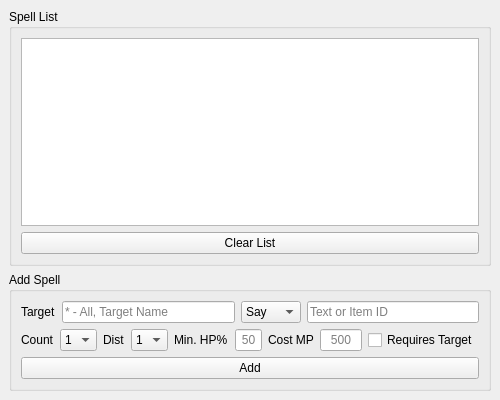
Above: MVC/View/Spells/SpellsView.ui from enzerah/EasyBot_GUI before the change. Below: the same form after it.
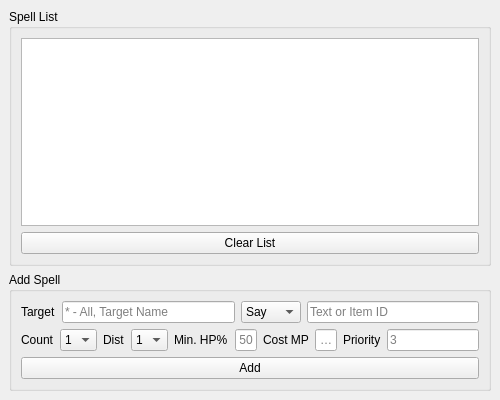
That is the form after the change.

The edit to the form file:
```diff
--- a/MVC/View/Spells/SpellsView.ui
+++ b/MVC/View/Spells/SpellsView.ui
@@ -360,9 +360,37 @@
           </widget>
          </item>
          <item>
-          <widget class="QCheckBox" name="requiresTarget_checkBox">
+          <widget class="QLabel" name="label_3">
+           <property name="sizePolicy">
+            <sizepolicy hsizetype="Fixed" vsizetype="Fixed">
+             <horstretch>0</horstretch>
+             <verstretch>0</verstretch>
+            </sizepolicy>
+           </property>
+           <property name="frameShape">
+            <enum>QFrame::Shape::NoFrame</enum>
+           </property>
+           <property name="frameShadow">
+            <enum>QFrame::Shadow::Plain</enum>
+           </property>
            <property name="text">
-            <string>Requires Target</string>
+            <string>Priority</string>
+           </property>
+          </widget>
+         </item>
+         <item>
+          <widget class="QLineEdit" name="priority_lineEdit">
+           <property name="sizePolicy">
+            <sizepolicy hsizetype="Fixed" vsizetype="Fixed">
+             <horstretch>0</horstretch>
+             <verstretch>0</verstretch>
+            </sizepolicy>
+           </property>
+           <property name="maxLength">
+            <number>2</number>
+           </property>
+           <property name="placeholderText">
+            <string>3</string>
            </property>
           </widget>
          </item>
```
